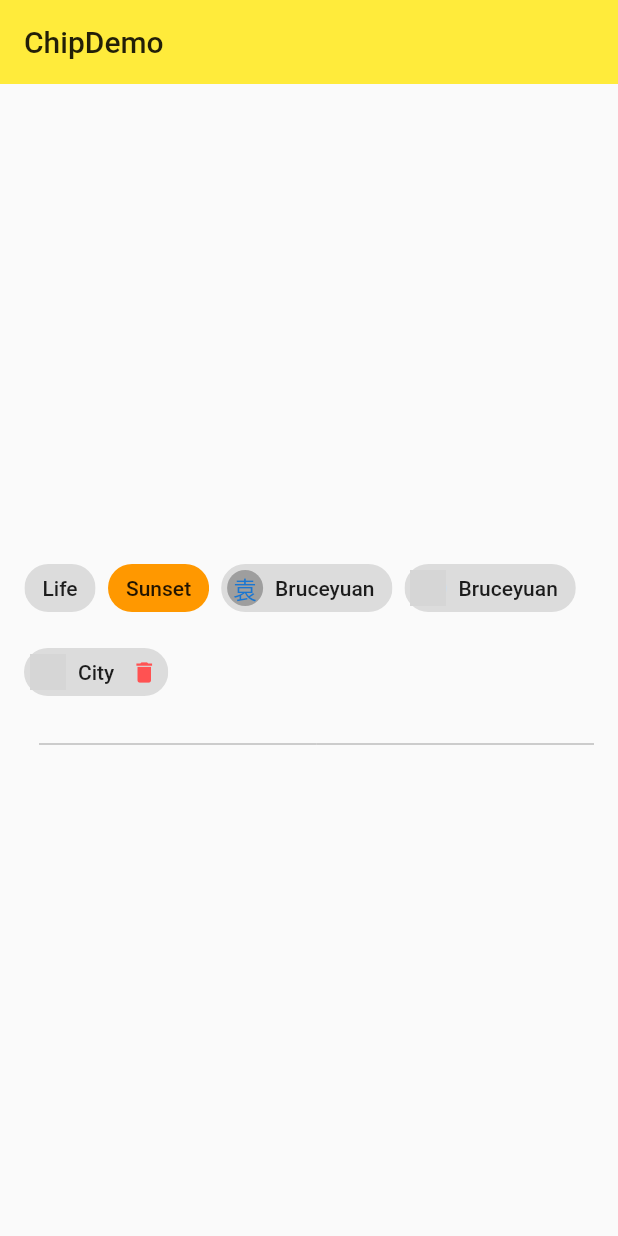
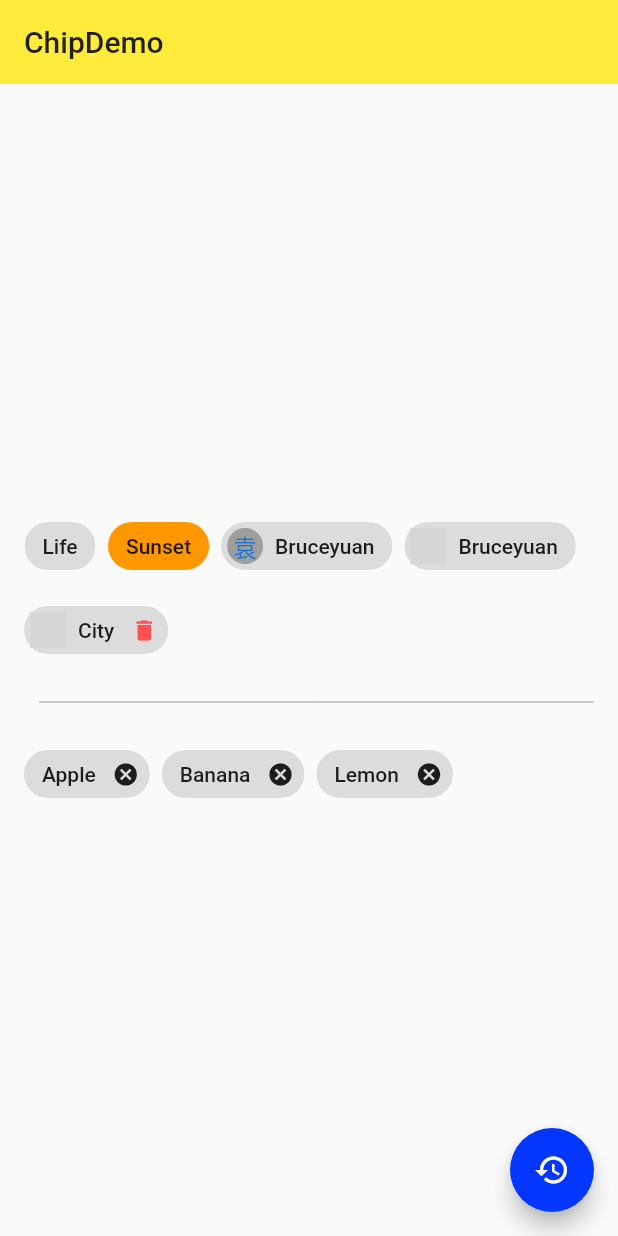
Before and after one commit to XYXiaoYuan/flutter_study, a Flutter app: the ChipDemo screen opened directly, on a phone screen of 412 x 824 dp. Run offline on Flutter 3.47's test engine with Material 2 defaults, Android fonts, the phone set to English and light mode, and no system bars; network calls fail; grey boxes are pictures that could not be loaded.

Commit message:
Chip：用列表生成带删除功能的小碎片

```diff
--- a/flutter_study/lib/demo/chip_demo.dart
+++ b/flutter_study/lib/demo/chip_demo.dart
@@ -6,6 +6,12 @@ class ChipDemo extends StatefulWidget {
 }
 
 class _ChipDemoState extends State<ChipDemo> {
+  List<String> _tags = [
+    'Apple',
+    'Banana',
+    'Lemon',
+  ];
+
   @override
   Widget build(BuildContext context) {
     return Scaffold(
@@ -62,11 +68,36 @@ class _ChipDemoState extends State<ChipDemo> {
                   height: 32.0,
                   indent: 10,
                 ),
+                Wrap(
+                  spacing: 8.0,
+                  children: _tags.map((tag) {
+                    return Chip(
+                      label: Text(tag),
+                      onDeleted: () {
+                        setState(() {
+                          _tags.remove(tag);
+                        });
+                      },
+                    );
+                  }).toList(),
+                ),
               ],
             )
           ],
         ),
       ),
+      floatingActionButton: FloatingActionButton(
+        child: Icon(Icons.restore),
+        onPressed: () {
+          setState(() {
+            _tags = [
+              'Apple',
+              'Banana',
+              'Lemon',
+            ];
+          });
+        },
+      )
     );
   }
 }
```
